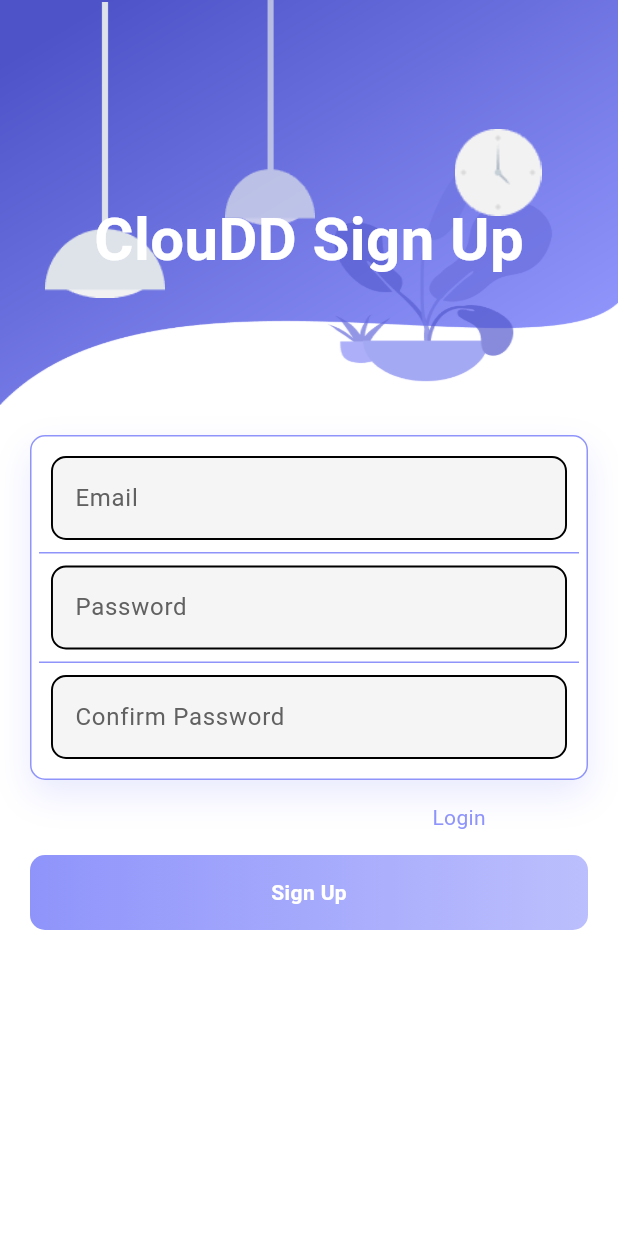
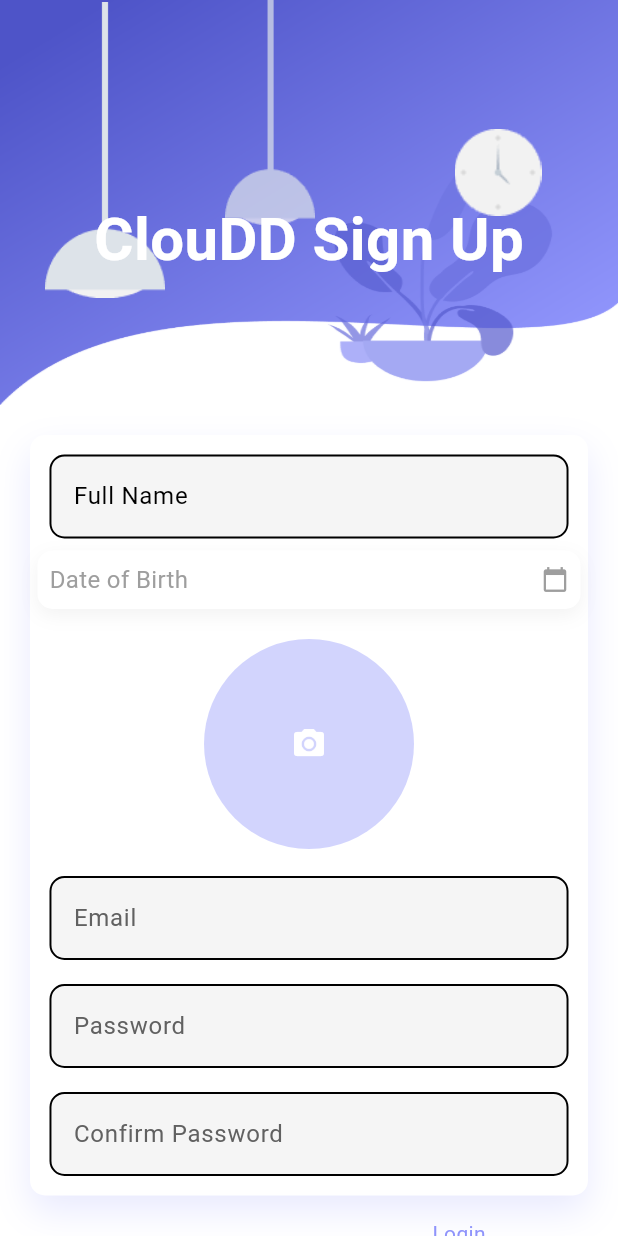
Before and after one commit to Gabnuggetboy/cloudd_flutter, a Flutter app: the SignUpPage screen opened directly, on a phone screen of 412 x 824 dp. Run offline on Flutter 3.47's test engine with Material 3 defaults, Android fonts, the phone set to English and light mode, and no system bars; our stand-ins replace animate_do, cloud_firestore, firebase_auth, firebase_core, firebase_storage, image_picker and 2 more; accounts and stored records are empty.

Commit message:
SignUp page modified
Sign Up page is now modified to allow the user to be able to add their full name profile picture and date of birth. Also sends their details through the model instead of directly sending the data to the firestore database directly

```diff
--- a/lib/signup_page.dart
+++ b/lib/signup_page.dart
@@ -4,6 +4,9 @@
 import 'package:firebase_auth/firebase_auth.dart';
 import 'package:cloud_firestore/cloud_firestore.dart';
 import 'package:cloudd_flutter/models/user.dart';
+import 'dart:io';
+import 'package:image_picker/image_picker.dart';
+import 'package:firebase_storage/firebase_storage.dart';
 
 class SignUpPage extends StatefulWidget {
   const SignUpPage({super.key});
@@ -16,13 +19,77 @@
   final emailController = TextEditingController();
   final passwordController = TextEditingController();
   final confirmController = TextEditingController();
+  final nameController = TextEditingController();
+  DateTime? selectedDob;
+  File? profileImage;
+
+  Widget inputContainer({required Widget child}) {
+    return Container(
+      padding: const EdgeInsets.all(8),
+      margin: const EdgeInsets.only(bottom: 10),
+      decoration: BoxDecoration(
+        color: Colors.white,
+        borderRadius: BorderRadius.circular(10),
+        boxShadow: [
+          BoxShadow(
+            color: Colors.black.withOpacity(0.05),
+            blurRadius: 10,
+            offset: const Offset(0, 4),
+          ),
+        ],
+      ),
+      child: child,
+    );
+  }
+
+  Future<void> pickImage() async {
+    final picker = ImagePicker();
+    final picked = await picker.pickImage(source: ImageSource.gallery);
+
+    if (picked != null) {
+      setState(() {
+        profileImage = File(picked.path);
+      });
+    }
+  }
+
+  Future<void> pickDateOfBirth() async {
+    final date = await showDatePicker(
+      context: context,
+      initialDate: DateTime(2005),
+      firstDate: DateTime(1900),
+      lastDate: DateTime.now(),
+    );
+
+    if (date != null) {
+      setState(() {
+        selectedDob = date;
+      });
+    }
+  }
+
+  Future<String?> uploadProfileImage(String uid) async {
+  if (profileImage == null) return null;
+
+  final ref = FirebaseStorage.instance
+      .ref()
+      .child('profile_images/$uid.jpg');
+
+  await ref.putFile(profileImage!);
+  return await ref.getDownloadURL();
+  }
 
   Future<void> registerUser() async {
-    String email = emailController.text.trim();
-    String password = passwordController.text.trim();
-    String confirm = confirmController.text.trim();
+    final email = emailController.text.trim();
+    final password = passwordController.text.trim();
+    final confirm = confirmController.text.trim();
+    final name = nameController.text.trim();
 
-    if (email.isEmpty || password.isEmpty || confirm.isEmpty) {
+    if (email.isEmpty ||
+        password.isEmpty ||
+        confirm.isEmpty ||
+        name.isEmpty ||
+        selectedDob == null) {
       showMessage("Please fill all fields");
       return;
     }
@@ -33,28 +100,34 @@
     }
 
     try {
-      // Create user
-      UserCredential userCredential = await FirebaseAuth.instance
-          .createUserWithEmailAndPassword(email: email, password: password);
-
-      // Send verification email
-      await userCredential.user!.sendEmailVerification();
-
-      // Save user in Firestore using the AppUser model
-      final newUser = AppUser(
-        uid: userCredential.user!.uid,
+      // 1️⃣ Create Firebase Auth user
+      final credential = await FirebaseAuth.instance
+          .createUserWithEmailAndPassword(
         email: email,
-        role: 'User',
+        password: password,
       );
 
-      await FirebaseFirestore.instance
-          .collection("users")
-          .doc(userCredential.user!.uid)
-          .set(newUser.toMap());
+      await credential.user!.sendEmailVerification();
+
+      // 2️⃣ Upload profile image
+      final imageUrl = await uploadProfileImage(credential.user!.uid);
+
+      // 3️⃣ Create AppUser MODEL
+      final user = AppUser(
+        uid: credential.user!.uid,
+        email: email,
+        name: name,
+        role: 'User',
+        dateOfBirth: Timestamp.fromDate(selectedDob!),
+        profileImageUrl: imageUrl,
+      );
+
+      await user.save();
 
       showMessage("Account created! Please verify your email.");
+
     } on FirebaseAuthException catch (e) {
-      showMessage(e.message ?? "An error occurred");
+      showMessage(e.message ?? "Registration failed");
     }
   }
 
@@ -158,9 +231,6 @@
                         decoration: BoxDecoration(
                           color: Colors.white,
                           borderRadius: BorderRadius.circular(10),
-                          border: Border.all(
-                            color: Color.fromRGBO(143, 148, 251, 1),
-                          ),
                           boxShadow: [
                             BoxShadow(
                               color: Color.fromRGBO(143, 148, 251, .2),
@@ -171,14 +241,67 @@
                         ),
                         child: Column(
                           children: <Widget>[
+                            // Full Name
+                            Container(
+                              padding: const EdgeInsets.all(8.0),
+                              decoration: const BoxDecoration(
+
+                              ),
+                              child: TextField(
+                                controller: nameController,
+                                decoration: const InputDecoration(
+                                  border: InputBorder.none,
+                                  hintText: "Full Name",
+                                ),
+                              ),
+                            ),
+
+                            // Date of birth
+                            GestureDetector(
+                              onTap: pickDateOfBirth,
+                              child: inputContainer(
+                                child: Row(
+                                  mainAxisAlignment: MainAxisAlignment.spaceBetween,
+                                  children: [
+                                    Text(
+                                      selectedDob == null
+                                          ? "Date of Birth"
+                                          : "${selectedDob!.day}/${selectedDob!.month}/${selectedDob!.year}",
+                                      style: TextStyle(
+                                        color: selectedDob == null ? Colors.grey : Colors.black,
+                                        fontSize: 16,
+                                      ),
+                                    ),
+                                    const Icon(Icons.calendar_today, size: 18, color: Colors.grey),
+                                  ],
+                                ),
+                              ),
+                            ),
+
+
+                            // Profile Picture
+                            GestureDetector(
+                              onTap: pickImage,
+                              child: Padding(
+                                padding: const EdgeInsets.symmetric(vertical: 10),
+                                child: CircleAvatar(
+                                  radius: 70,
+                                  backgroundColor: const Color.fromRGBO(143, 148, 251, 0.4),
+                                  backgroundImage:
+                                      profileImage != null ? FileImage(profileImage!) : null,
+                                  child: profileImage == null
+                                      ? const Icon(Icons.camera_alt, color: Colors.white)
+                                      : null,
+                                ),
+                              ),
+                            ),
+
                             // Email
                             Container(
                               padding: EdgeInsets.all(8.0),
                               decoration: BoxDecoration(
                                 border: Border(
-                                  bottom: BorderSide(
-                                    color: Color.fromRGBO(143, 148, 251, 1),
-                                  ),
+
                                 ),
                               ),
                               child: TextField(
@@ -196,9 +319,7 @@
                               padding: EdgeInsets.all(8.0),
                               decoration: BoxDecoration(
                                 border: Border(
-                                  bottom: BorderSide(
-                                    color: Color.fromRGBO(143, 148, 251, 1),
-                                  ),
+
                                 ),
                               ),
                               child: TextField(
@@ -212,7 +333,7 @@
                               ),
                             ),
 
-                            // Confirm Password (NO bottom border)
+                            // Confirm Password
                             Container(
                               padding: EdgeInsets.all(8.0),
                               child: TextField(
```
